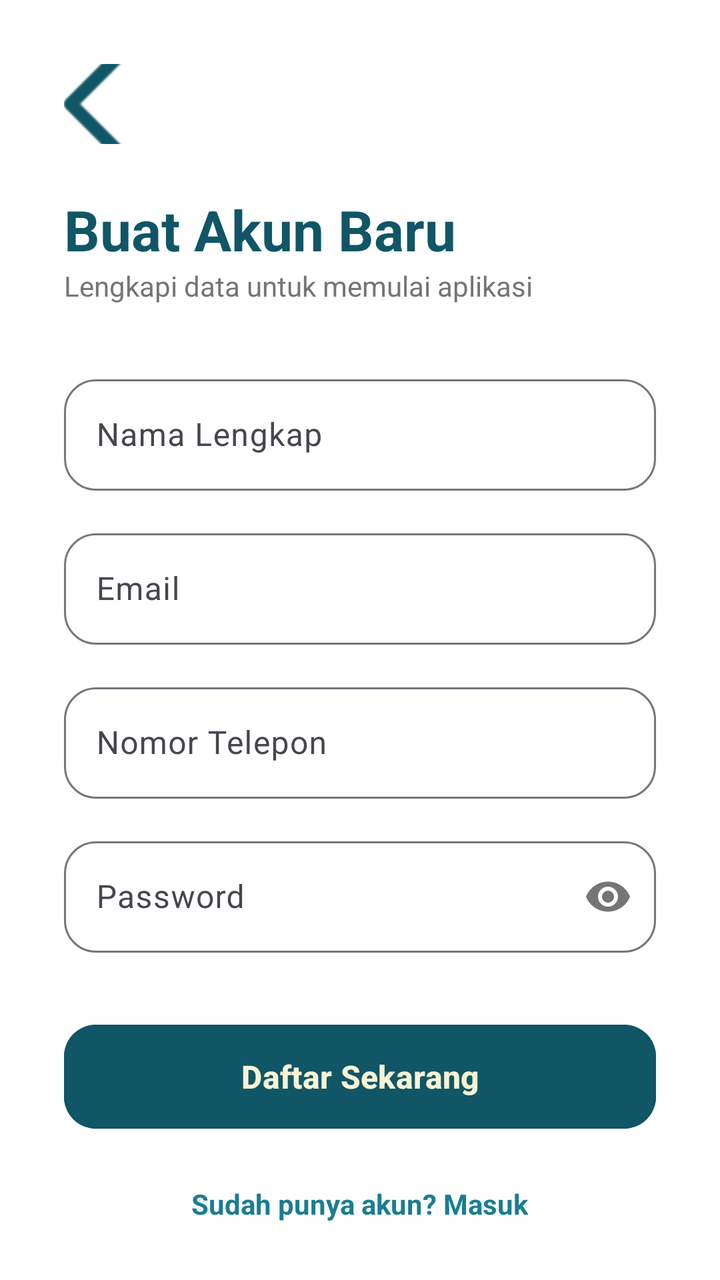
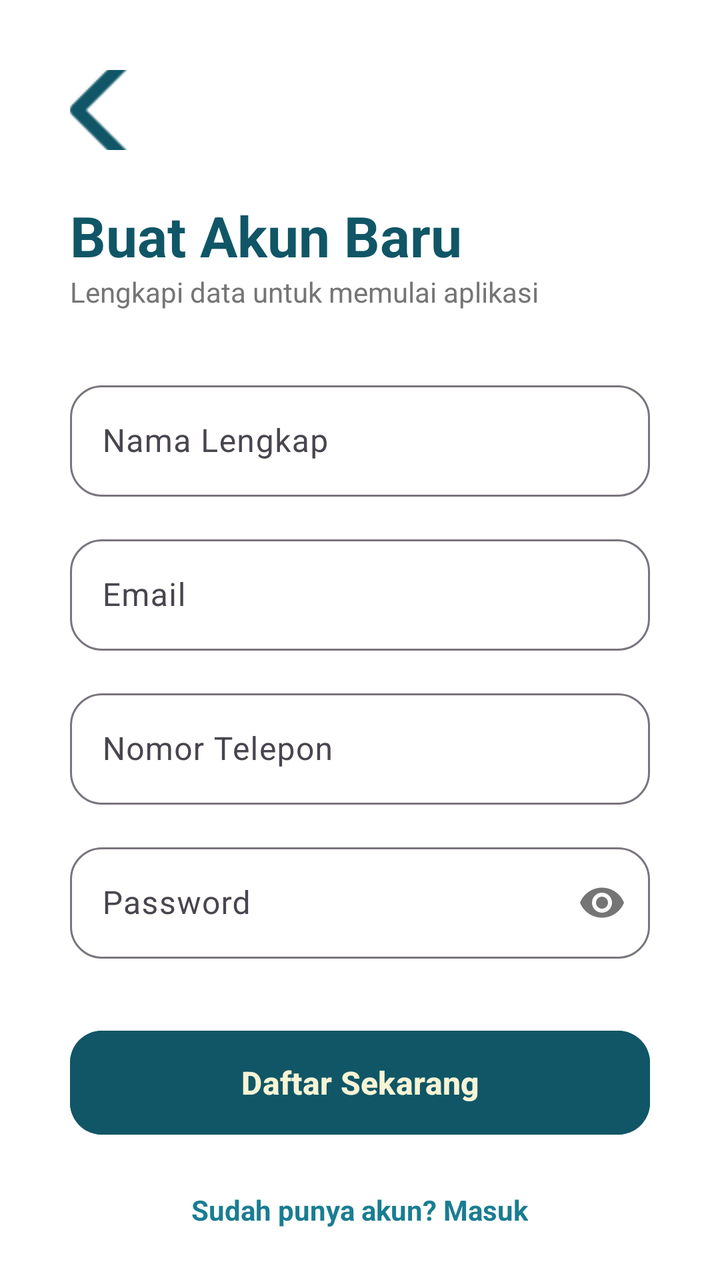

Screens rendered from an Android XML layout before and after an edit, with the pre-edit source and the edit as a unified diff.
<!-- AndroidManifest.xml: application theme Theme.Penjualan -->
<!-- res/layout/activity_register.xml -->
<?xml version="1.0" encoding="utf-8"?>
<androidx.core.widget.NestedScrollView xmlns:android="http://schemas.android.com/apk/res/android"
    xmlns:app="http://schemas.android.com/apk/res-auto"
    android:layout_width="match_parent"
    android:layout_height="match_parent"
    android:background="@color/white"
    android:fillViewport="true">

    <androidx.constraintlayout.widget.ConstraintLayout
        android:layout_width="match_parent"
        android:layout_height="wrap_content"
        android:padding="32dp">

        <ImageButton
            android:id="@+id/btnBack"
            android:layout_width="40dp"
            android:layout_height="40dp"
            android:src="@drawable/ic_back"
            android:background="?attr/selectableItemBackgroundBorderless"
            app:tint="@color/teal_deep"
            app:layout_constraintStart_toStartOf="parent"
            app:layout_constraintTop_toTopOf="parent" />

        <TextView
            android:id="@+id/tvTitleReg"
            android:layout_width="wrap_content"
            android:layout_height="wrap_content"
            android:layout_marginTop="24dp"
            android:text="Buat Akun Baru"
            android:textColor="@color/teal_deep"
            android:textSize="28sp"
            android:textStyle="bold"
            app:layout_constraintStart_toStartOf="parent"
            app:layout_constraintTop_toBottomOf="@id/btnBack" />

        <TextView
            android:id="@+id/tvSubTitleReg"
            android:layout_width="wrap_content"
            android:layout_height="wrap_content"
            android:text="Lengkapi data untuk memulai aplikasi"
            android:textColor="#757575"
            android:textSize="14sp"
            app:layout_constraintStart_toStartOf="parent"
            app:layout_constraintTop_toBottomOf="@id/tvTitleReg" />

        <LinearLayout
            android:layout_width="match_parent"
            android:layout_height="wrap_content"
            android:layout_marginTop="32dp"
            android:orientation="vertical"
            app:layout_constraintTop_toBottomOf="@id/tvSubTitleReg">

            <com.google.android.material.textfield.TextInputLayout
                style="@style/Widget.Material3.TextInputLayout.OutlinedBox"
                android:layout_width="match_parent"
                android:layout_height="wrap_content"
                app:boxCornerRadiusBottomEnd="16dp"
                app:boxCornerRadiusBottomStart="16dp"
                app:boxCornerRadiusTopEnd="16dp"
                app:boxCornerRadiusTopStart="16dp"
                android:hint="Nama Lengkap">
                <com.google.android.material.textfield.TextInputEditText
                    android:id="@+id/etNamaDaftar"
                    android:layout_width="match_parent"
                    android:layout_height="wrap_content"
                    android:inputType="textPersonName" />
            </com.google.android.material.textfield.TextInputLayout>

            <com.google.android.material.textfield.TextInputLayout
                style="@style/Widget.Material3.TextInputLayout.OutlinedBox"
                android:layout_width="match_parent"
                android:layout_height="wrap_content"
                android:layout_marginTop="16dp"
                app:boxCornerRadiusBottomEnd="16dp"
                app:boxCornerRadiusBottomStart="16dp"
                app:boxCornerRadiusTopEnd="16dp"
                app:boxCornerRadiusTopStart="16dp"
                android:hint="Email">
                <com.google.android.material.textfield.TextInputEditText
                    android:id="@+id/etEmailDaftar"
                    android:layout_width="match_parent"
                    android:layout_height="wrap_content"
                    android:inputType="textEmailAddress" />
            </com.google.android.material.textfield.TextInputLayout>

            <com.google.android.material.textfield.TextInputLayout
                style="@style/Widget.Material3.TextInputLayout.OutlinedBox"
                android:layout_width="match_parent"
                android:layout_height="wrap_content"
                android:layout_marginTop="16dp"
                app:boxCornerRadiusBottomEnd="16dp"
                app:boxCornerRadiusBottomStart="16dp"
                app:boxCornerRadiusTopEnd="16dp"
                app:boxCornerRadiusTopStart="16dp"
                android:hint="Nomor Telepon">
                <com.google.android.material.textfield.TextInputEditText
                    android:id="@+id/etTelpDaftar"
                    android:layout_width="match_parent"
                    android:layout_height="wrap_content"
                    android:inputType="phone" />
            </com.google.android.material.textfield.TextInputLayout>

            <com.google.android.material.textfield.TextInputLayout
                style="@style/Widget.Material3.TextInputLayout.OutlinedBox"
                android:layout_width="match_parent"
                android:layout_height="wrap_content"
                android:layout_marginTop="16dp"
                app:boxCornerRadiusBottomEnd="16dp"
                app:boxCornerRadiusBottomStart="16dp"
                app:boxCornerRadiusTopEnd="16dp"
                app:boxCornerRadiusTopStart="16dp"
                app:passwordToggleEnabled="true"
                android:hint="Password">
                <com.google.android.material.textfield.TextInputEditText
                    android:id="@+id/etPassDaftar"
                    android:layout_width="match_parent"
                    android:layout_height="wrap_content"
                    android:inputType="textPassword" />
            </com.google.android.material.textfield.TextInputLayout>

            <com.google.android.material.button.MaterialButton
                android:id="@+id/btnSimpanDaftar"
                android:layout_width="match_parent"
                android:layout_height="60dp"
                android:layout_marginTop="32dp"
                android:text="Daftar Sekarang"
                android:textAllCaps="false"
                android:textSize="16sp"
                android:textStyle="bold"
                app:cornerRadius="16dp"
                android:backgroundTint="@color/teal_deep"
                android:textColor="@color/cream"
                app:elevation="4dp" />

            <TextView
                android:id="@+id/btnKeLogin"
                android:layout_width="wrap_content"
                android:layout_height="wrap_content"
                android:layout_gravity="center"
                android:layout_marginTop="24dp"
                android:layout_marginBottom="24dp"
                android:text="Sudah punya akun? Masuk"
                android:textColor="@color/teal_light"
                android:textStyle="bold" />

        </LinearLayout>
    </androidx.constraintlayout.widget.ConstraintLayout>
</androidx.core.widget.NestedScrollView>
<!-- resources referenced by this layout -->
<resources>
  <color name="cream">#F7F4D5</color>
  <color name="teal_deep">#105666</color>
  <color name="teal_light">#1A7D91</color>
  <color name="white">#FFFFFFFF</color>
  <!-- drawable ic_back: png bitmap (drawable, 536 bytes) -->
  <style name="Theme.Penjualan" parent="Base.Theme.Penjualan" />
  <style name="Base.Theme.Penjualan" parent="Theme.Material3.DayNight.NoActionBar">
          
          <item name="colorPrimary">@color/teal_deep</item>
          <item name="colorOnPrimary">@color/cream</item>
          <item name="colorPrimaryContainer">@color/teal_light</item>
          <item name="colorOnPrimaryContainer">@color/white</item>
  
          <item name="colorSecondary">@color/teal_light</item>
          <item name="colorOnSecondary">@color/white</item>
  
          <item name="android:windowBackground">@color/white</item>
          <item name="android:statusBarColor">@color/teal_deep</item>
      </style>
</resources>

<!-- the commit's change to res/layout/activity_register.xml (unified diff, before → after) -->
@@ -9,7 +9,7 @@
     <androidx.constraintlayout.widget.ConstraintLayout
         android:layout_width="match_parent"
         android:layout_height="wrap_content"
-        android:padding="32dp">
+        android:padding="35dp">
 
         <ImageButton
             android:id="@+id/btnBack"
